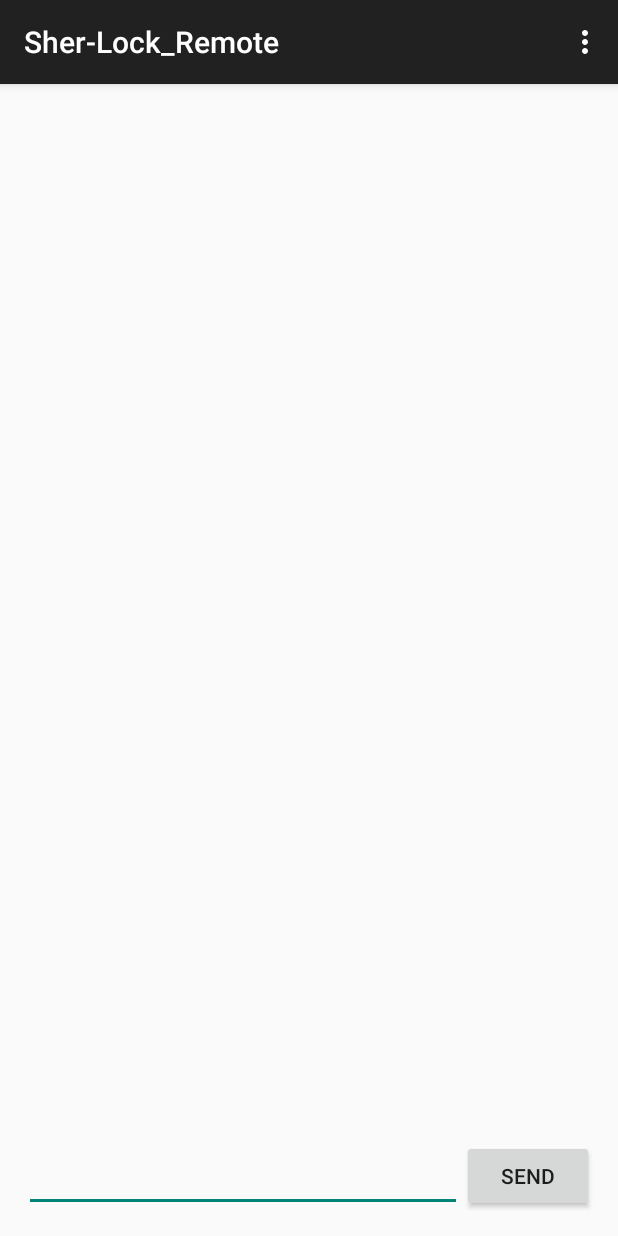
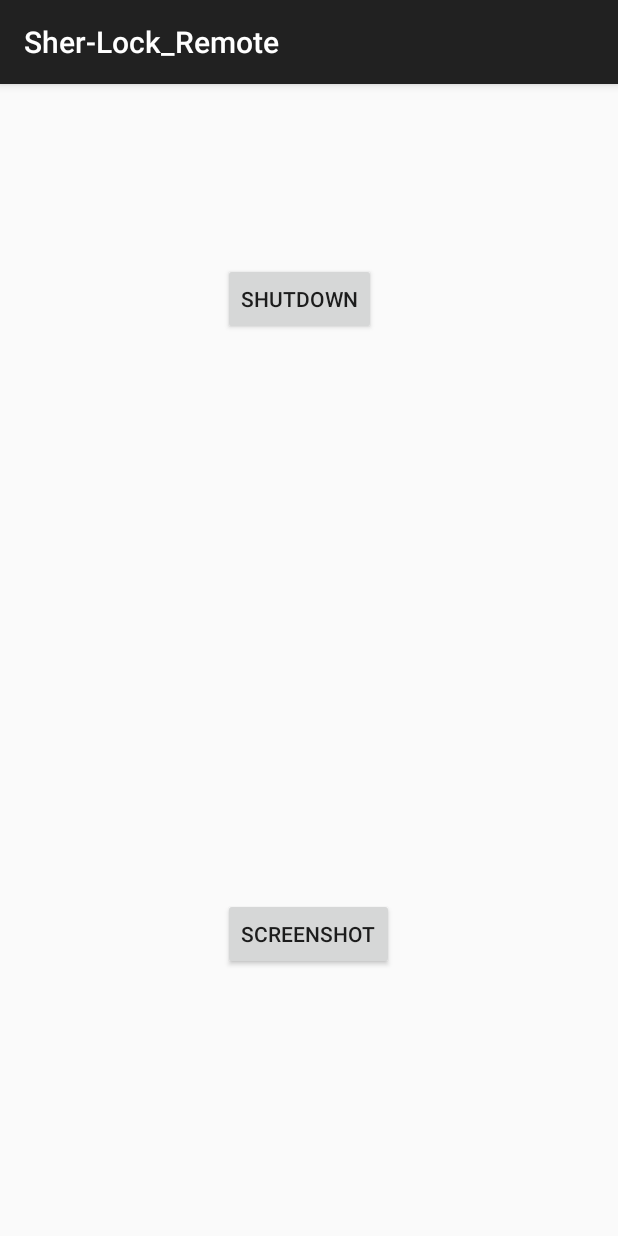
Before and after one commit to Sher-lock/Sherlock, an Android app: the screen it shows after launch (MainActivity), on a phone screen of 412 x 824 dp. Run offline under Robolectric (Android 15) with nearby library versions, the phone set to English and light mode, and no system bars.

Commit message:
android with web services

```diff
--- a/Sher-Lock_Remote/app/src/main/java/com/srp/sher_lock_remote/MainActivity.java
+++ b/Sher-Lock_Remote/app/src/main/java/com/srp/sher_lock_remote/MainActivity.java
@@ -1,12 +1,23 @@
 package com.srp.sher_lock_remote;
 
+import android.os.AsyncTask;
 import android.support.v7.app.ActionBarActivity;
 import android.os.Bundle;
 import android.view.Menu;
 import android.view.MenuItem;
 import android.view.View;
+import android.widget.Button;
 import android.widget.EditText;
 import android.widget.TextView;
+import android.widget.Toast;
+
+import org.apache.http.HttpResponse;
+import org.apache.http.NameValuePair;
+import org.apache.http.client.HttpClient;
+import org.apache.http.client.entity.UrlEncodedFormEntity;
+import org.apache.http.client.methods.HttpPost;
+import org.apache.http.impl.client.DefaultHttpClient;
+import org.apache.http.message.BasicNameValuePair;
 
 import java.io.BufferedReader;
 import java.io.BufferedWriter;
@@ -17,28 +28,106 @@ import java.io.PrintWriter;
 import java.net.InetAddress;
 import java.net.Socket;
 import java.net.UnknownHostException;
+import java.util.ArrayList;
+import java.util.List;
 
 
 public class MainActivity extends ActionBarActivity {
-
+/*
     TextView chat;
     EditText msg;
     Socket socket;
     BufferedReader in;
     InetAddress servraddr;
+    **/
+    String resp, resp1;
+    Integer flag;
+    protected static String url = "http://rishikesh.byethost5.com//error.php";
+
     @Override
     protected void onCreate(Bundle savedInstanceState) {
         super.onCreate(savedInstanceState);
         setContentView(R.layout.activity_main);
 
-        chat = (TextView) findViewById(R.id.txtChat);
-        msg= (EditText) findViewById(R.id.txtMsg);
+    //    chat = (TextView) findViewById(R.id.txtChat);
+    //    msg= (EditText) findViewById(R.id.txtMsg);
+    //    new Thread(new ClientThread()).start();
+        final Button shutdown = (Button) findViewById(R.id.shutdown);
+        shutdown.setOnClickListener
+                (
+                        new Button.OnClickListener() {
+                            public void onClick(View v) {
+                                flag=1;
+                                new putcall().execute();
+
+                            }
+                        }
+                );
+
+        final Button screenshot = (Button) findViewById(R.id.screenshot);
+        screenshot.setOnClickListener
+                (
+                        new Button.OnClickListener() {
+                            public void onClick(View v) {
+                                flag=2;
+                                new putcall().execute();
+
+                            }
+                        }
+                );
 
 
-        new Thread(new ClientThread()).start();
+    }
+    private class putcall extends AsyncTask<Void, Void, Void> {
+        protected void onPreExecute() {
+            Toast.makeText(getApplicationContext(), "Starting",
+                    Toast.LENGTH_LONG).show();
+        }
 
+        @Override
+        protected Void doInBackground(Void... params) {
+            try {
+                HttpClient httpclient = new DefaultHttpClient();
+                HttpPost httppost = new HttpPost(url);
+                System.out.println("hello");
+                try {
+
+                    List<NameValuePair> data = new ArrayList<NameValuePair>(1);
+                    if (flag == 1)
+                        data.add(new BasicNameValuePair("shutdown", "shutdown"));
+                    else if (flag == 2)
+                        data.add(new BasicNameValuePair("screenshot", "screenshot"));
+
+                    httppost.setEntity(new UrlEncodedFormEntity(data));
+                    System.out.println("" + data);
+
+                    HttpResponse rs = httpclient.execute(httppost);
+
+                    System.out.println("hello");
+
+
+                } catch (Exception e) {
+                    System.out.println("kay ahhe he");
+
+                    e.printStackTrace();
+                }
+            } catch (Exception e) {
+                System.out.println("kay nahi");
+                e.printStackTrace();
+            }
+            return null;
+        }
+
+
+        protected void onPostExecute(Void void1) {
+            System.out.println("coming 3");
+
+
+            Toast.makeText(getApplicationContext(), "Review given", Toast.LENGTH_SHORT).show();
+        }
     }
 
+/*
     class ClientThread implements Runnable
     {
 
@@ -55,31 +144,9 @@ public class MainActivity extends ActionBarActivity {
             catch(Exception e){}
         }
     }
+*/
 
-
-    @Override
-    public boolean onCreateOptionsMenu(Menu menu) {
-        // Inflate the menu; this adds items to the action bar if it is present.
-        getMenuInflater().inflate(R.menu.menu_main, menu);
-        return true;
-    }
-
-    @Override
-    public boolean onOptionsItemSelected(MenuItem item) {
-        // Handle action bar item clicks here. The action bar will
-        // automatically handle clicks on the Home/Up button, so long
-        // as you specify a parent activity in AndroidManifest.xml.
-        int id = item.getItemId();
-
-        //noinspection SimplifiableIfStatement
-        if (id == R.id.action_settings) {
-            return true;
-        }
-
-        return super.onOptionsItemSelected(item);
-    }
-
-
+/*
      public void send(View view)
     {
 
@@ -94,4 +161,5 @@ public class MainActivity extends ActionBarActivity {
         }
         msg.setText("");
     }
+    */
 }
--- a/Sher-Lock_Remote/app/src/main/res/layout/activity_main.xml
+++ b/Sher-Lock_Remote/app/src/main/res/layout/activity_main.xml
@@ -4,7 +4,7 @@
     android:paddingRight="@dimen/activity_horizontal_margin"
     android:paddingTop="@dimen/activity_vertical_margin"
     android:paddingBottom="@dimen/activity_vertical_margin" tools:context=".MainActivity">
-
+<!--
     <TextView
         android:layout_width="wrap_content"
         android:layout_height="wrap_content"
@@ -35,5 +35,23 @@
         android:layout_alignBottom="@+id/txtMsg"
         android:layout_alignParentRight="true"
         android:layout_alignParentEnd="true"
-        android:onClick="send" />
+        android:onClick="send" />-->
+    <Button
+        android:layout_width="wrap_content"
+        android:layout_height="wrap_content"
+        android:text="shutdown"
+        android:id="@+id/shutdown"
+        android:layout_alignParentTop="true"
+        android:layout_alignLeft="@+id/screenshot"
+        android:layout_alignStart="@+id/screenshot"
+        android:layout_marginTop="103dp" />
+
+    <Button
+        android:layout_width="wrap_content"
+        android:layout_height="wrap_content"
+        android:text="screenshot"
+        android:id="@+id/screenshot"
+        android:layout_alignParentBottom="true"
+        android:layout_centerHorizontal="true"
+        android:layout_marginBottom="161dp" />
 </RelativeLayout>
```
Also changed, not shown: 1 other file.
